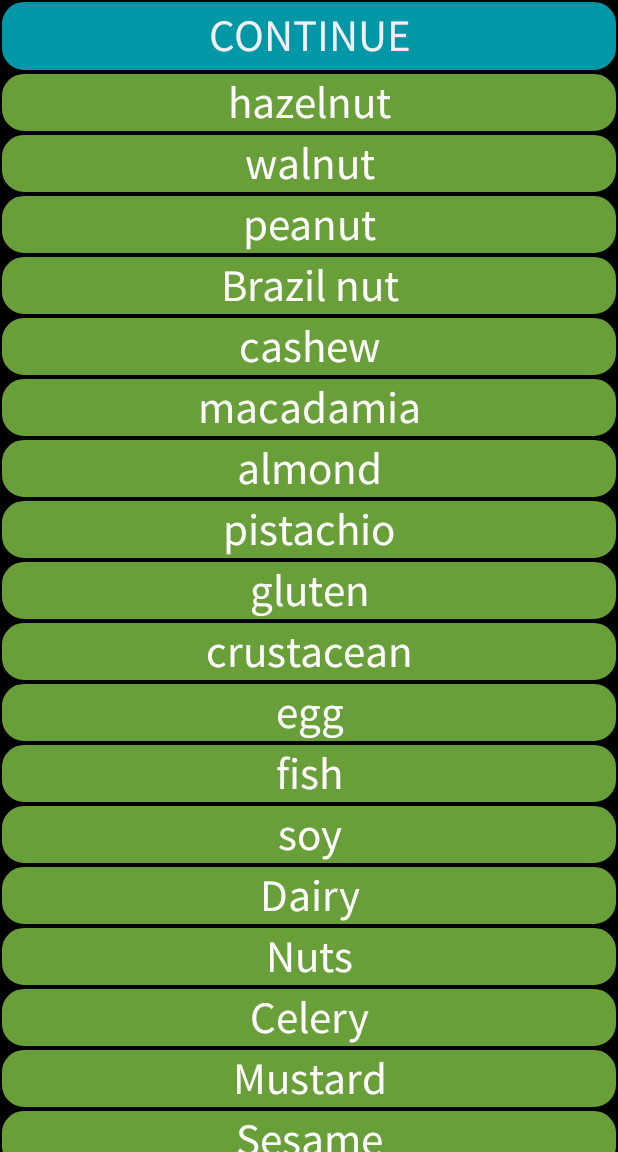
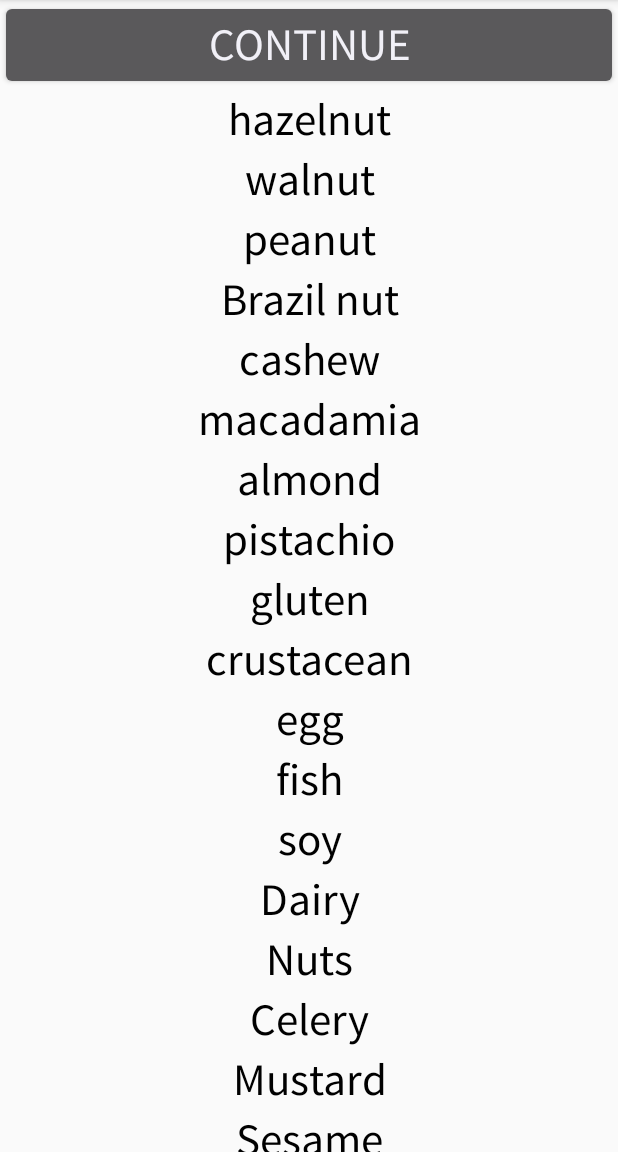
Before and after one commit to NWuensche/AllergyDict, an Android app: the screen it shows after launch (MainActivity), after a tap on "England", on a phone screen of 412 x 824 dp, the part 84-1236 px from its top. Run offline under Robolectric (Android 15) with nearby library versions, the phone set to English and light mode, and no system bars.

Commit message:
Take out Colors and fancy layouts

```diff
--- a/app/build.gradle
+++ b/app/build.gradle
@@ -22,4 +22,6 @@ android {
 dependencies {
     compile fileTree(dir: 'libs', include: ['*.jar'])
     compile 'com.android.support:appcompat-v7:27.0.2'
+    implementation 'com.android.support.constraint:constraint-layout:1.0.2'
+
 }
--- a/app/src/main/java/niklas/app/allergydictionary/MainActivity.java
+++ b/app/src/main/java/niklas/app/allergydictionary/MainActivity.java
@@ -111,7 +111,7 @@ public class MainActivity extends AppCompatActivity {
 
         setContentView(R.layout.activity_main);
         Liste = (LinearLayout) findViewById(R.id.ListeID);
-        Liste.setGravity(View.TEXT_ALIGNMENT_CENTER);
+        //Liste.setGravity(View.TEXT_ALIGNMENT_CENTER);
 
         t.execute();
 
@@ -525,7 +525,6 @@ public class MainActivity extends AppCompatActivity {
                 WeiterB.setText(WeiterButtonText);
 
 
-                WeiterB.setBackgroundResource(R.drawable.roundcornersbutton);
                 WeiterB.setGravity(Gravity.CENTER_VERTICAL | Gravity.CENTER_HORIZONTAL);
                 WeiterB.setTypeface(Schrift);
                 WeiterB.setTextSize(30);
@@ -580,7 +579,6 @@ public class MainActivity extends AppCompatActivity {
 
                 Button LandB = new Button(getApplicationContext());
                 LandB.setText(LänderAuslandName);
-                LandB.setBackgroundResource(R.drawable.roundcornersbutton);
                 LandB.setGravity(Gravity.CENTER_VERTICAL | Gravity.CENTER_HORIZONTAL);
                 LandB.setTypeface(Schrift);
                 LandB.setTextSize(30);
@@ -591,7 +589,6 @@ public class MainActivity extends AppCompatActivity {
                 BeendenB.setText(BeendenBText); // TODO In Sprache
 
 
-                BeendenB.setBackgroundResource(R.drawable.roundcornersbutton);
                 BeendenB.setGravity(Gravity.CENTER_VERTICAL | Gravity.CENTER_HORIZONTAL);
                 BeendenB.setTypeface(Schrift);
                 BeendenB.setTextSize(30);
@@ -609,7 +606,6 @@ public class MainActivity extends AppCompatActivity {
             //TODO wenn kein Allergen ausgewählt
 
 
-            UeberB.setBackgroundResource(R.drawable.roundcornersbutton);
             UeberB.setGravity(Gravity.CENTER_VERTICAL | Gravity.CENTER_HORIZONTAL);
             UeberB.setTypeface(Schrift);
             UeberB.setTextSize(30);
@@ -637,7 +633,7 @@ public class MainActivity extends AppCompatActivity {
             for(String s : Items){
                 final TextView TextV = new TextView(getApplicationContext());
                 TextV.setText(s);
-                TextV.setTextColor(Color.WHITE);
+                TextV.setTextColor(Color.BLACK);
                 TextV.setTextSize(30);
                 final int id2 = id;
 
@@ -645,7 +641,6 @@ public class MainActivity extends AppCompatActivity {
                 getWindowManager().getDefaultDisplay().getMetrics(metrics);
                 TextV.setWidth(metrics.widthPixels);
                 TextV.setTypeface(Schrift);
-                TextV.setBackgroundResource(R.drawable.roundcorners);
                 TextV.setGravity(Gravity.CENTER_VERTICAL | Gravity.CENTER_HORIZONTAL);
                 Liste.addView(TextV);
                 TextV.setOnClickListener(new View.OnClickListener() {
@@ -655,7 +650,7 @@ public class MainActivity extends AppCompatActivity {
 
                         if (InhaltArray == 2) {
                             if (TextV.getCurrentTextColor() == Color.RED) {
-                                TextV.setTextColor(Color.WHITE);
+                                TextV.setTextColor(Color.BLACK);
                                 woRot[id2] = 0;
                             } else {
                                 TextV.setTextColor(Color.RED);
--- a/app/src/main/res/drawable/roundcorners.xml
+++ /dev/null
@@ -1,21 +0,0 @@
-<?xml version="1.0" encoding="utf-8"?>
-<shape xmlns:android="http://schemas.android.com/apk/res/android" >
-
-    <stroke
-        android:width="1dp"
-        android:startColor="#689f38" android:endColor="#689f38" />
-
-    <solid android:color="#689f38" />
-
-    <gradient android:startColor="#689f38" android:endColor="#689f38"
-        android:angle="90"/>
-
-    <padding
-        android:left="1dp"
-        android:right="1dp"
-        android:top="1dp" />
-
-    <corners android:radius="15dp" />
-    <!--#00008B #00FFFF-->
-
-</shape>
--- a/app/src/main/res/drawable/roundcornersbutton.xml
+++ /dev/null
@@ -1,21 +0,0 @@
-<?xml version="1.0" encoding="utf-8"?>
-<shape xmlns:android="http://schemas.android.com/apk/res/android" >
-
-    <stroke
-        android:width="1dp"
-        android:startColor="#0097a7" android:endColor="#0097a7" />
-
-    <solid android:color="#0097a7" />
-
-    <gradient android:startColor="#0097a7" android:endColor="#0097a7"
-        android:angle="90"/>
-
-    <padding
-        android:left="1dp"
-        android:right="1dp"
-        android:top="1dp" />
-
-    <corners android:radius="15dp" />
-    <!--#00008B #00FFFF-->
-
-</shape>
--- a/app/src/main/res/layout/activity_main.xml
+++ b/app/src/main/res/layout/activity_main.xml
@@ -1,10 +1,7 @@
 <LinearLayout
     android:layout_width="match_parent"
     android:layout_height="match_parent"
-    xmlns:android="http://schemas.android.com/apk/res/android"
-    xmlns:tools="http://schemas.android.com/tools"
-    tools:context=".MainActivityFragment"
-    android:background="#000000">
+    xmlns:android="http://schemas.android.com/apk/res/android">
     <ScrollView
         android:layout_width="fill_parent"
         android:layout_height="wrap_content"
@@ -14,7 +11,6 @@
             android:layout_height="wrap_content"
             android:orientation="vertical"
             android:id="@+id/ListeID"
-            android:layout_gravity="center_horizontal"
            >
             <!-- Content here -->
         </LinearLayout>
```
Also changed, not shown: app/src/main/res/layout/liste_item.xml (+18 -4 lines).
